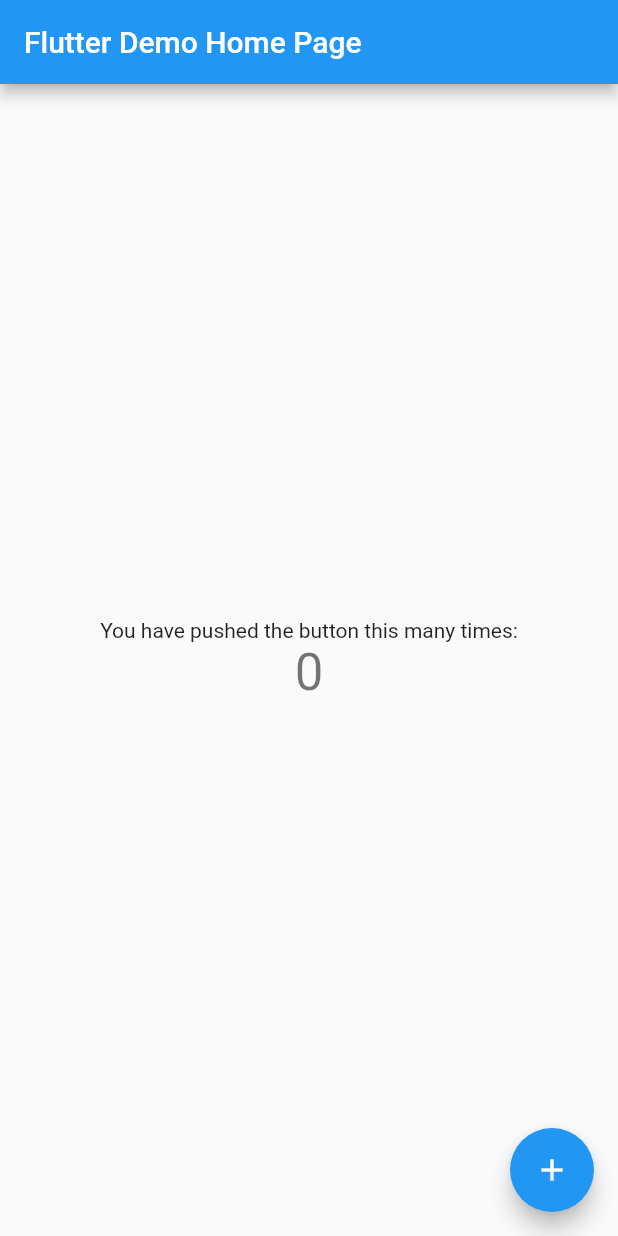
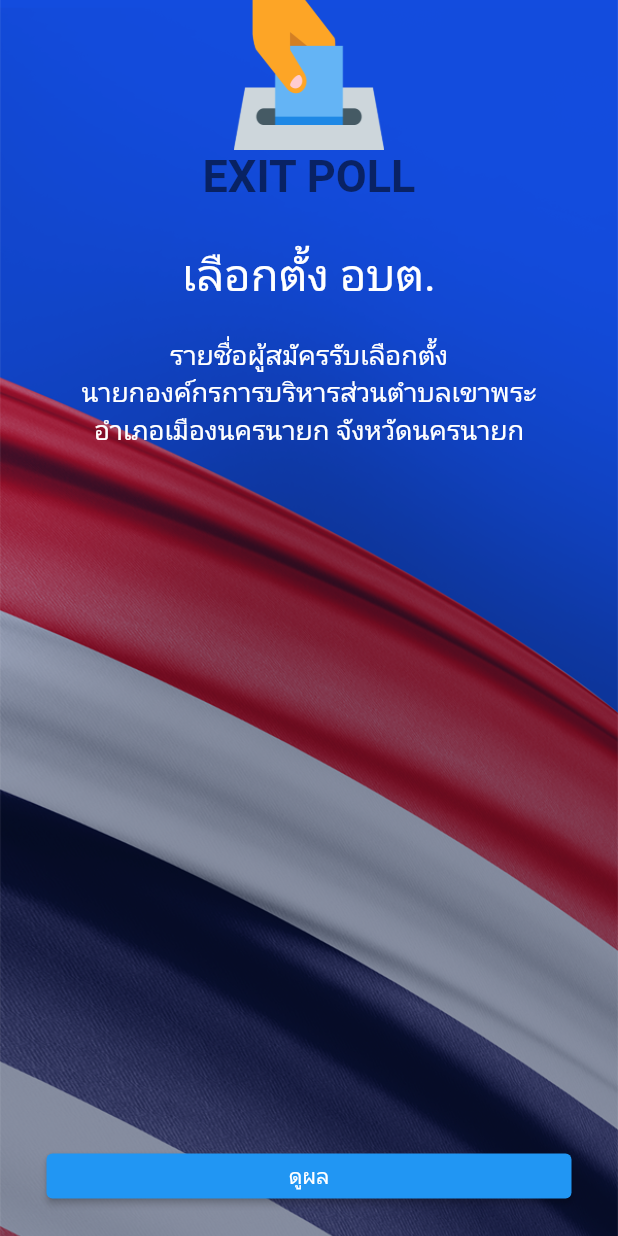
Before and after one commit to VenusQ/election_exit_poll_07610479, a Flutter app: the screen it shows after launch, on a phone screen of 412 x 824 dp. Run offline on Flutter 3.47's test engine with Material 2 defaults, Android fonts, the phone set to English and light mode, and no system bars.

Commit message:
final test

```diff
--- a/lib/main.dart
+++ b/lib/main.dart
@@ -1,36 +1,52 @@
 import 'package:flutter/material.dart';
 
+import 'pages/mainpage.dart';
+
 void main() {
-  runApp(const MyApp());
+  runApp(MyApp());
 }
 
 class MyApp extends StatelessWidget {
-  const MyApp({Key? key}) : super(key: key);
-
   // This widget is the root of your application.
   @override
   Widget build(BuildContext context) {
     return MaterialApp(
       title: 'Flutter Demo',
       theme: ThemeData(
-        // This is the theme of your application.
-        //
-        // Try running your application with "flutter run". You'll see the
-        // application has a blue toolbar. Then, without quitting the app, try
-        // changing the primarySwatch below to Colors.green and then invoke
-        // "hot reload" (press "r" in the console where you ran "flutter run",
-        // or simply save your changes to "hot reload" in a Flutter IDE).
-        // Notice that the counter didn't reset back to zero; the application
-        // is not restarted.
         primarySwatch: Colors.blue,
+        textTheme: const TextTheme(
+          headline1: TextStyle(
+            fontSize: 30.0,
+            fontWeight: FontWeight.bold,
+          ),
+          headline6: TextStyle(
+            fontSize: 24.0,
+            fontWeight: FontWeight.bold,
+          ),
+          bodyText2: TextStyle(
+            fontSize: 18.0,
+          ),
+          headline4: TextStyle(
+              fontSize: 24.0,
+              color: Colors.white
+          ),
+          headline5: TextStyle(
+              fontSize: 16.0,
+              color: Colors.white
+          ),
+        ),
       ),
-      home: const MyHomePage(title: 'Flutter Demo Home Page'),
+      //home: LoginPage(),
+      routes: {
+        Mainpage.routeName : (context) => const Mainpage(),
+      },
+      initialRoute: Mainpage.routeName,
     );
   }
 }
 
 class MyHomePage extends StatefulWidget {
-  const MyHomePage({Key? key, required this.title}) : super(key: key);
+  MyHomePage({Key? key, required this.title}) : super(key: key);
 
   // This widget is the home page of your application. It is stateful, meaning
   // that it has a State object (defined below) that contains fields that affect
@@ -44,7 +60,7 @@ class MyHomePage extends StatefulWidget {
   final String title;
 
   @override
-  State<MyHomePage> createState() => _MyHomePageState();
+  _MyHomePageState createState() => _MyHomePageState();
 }
 
 class _MyHomePageState extends State<MyHomePage> {
@@ -95,7 +111,7 @@ class _MyHomePageState extends State<MyHomePage> {
           // horizontal).
           mainAxisAlignment: MainAxisAlignment.center,
           children: <Widget>[
-            const Text(
+            Text(
               'You have pushed the button this many times:',
             ),
             Text(
@@ -108,7 +124,7 @@ class _MyHomePageState extends State<MyHomePage> {
       floatingActionButton: FloatingActionButton(
         onPressed: _incrementCounter,
         tooltip: 'Increment',
-        child: const Icon(Icons.add),
+        child: Icon(Icons.add),
       ), // This trailing comma makes auto-formatting nicer for build methods.
     );
   }
--- a/lib/models/api_result.dart
+++ b/lib/models/api_result.dart
@@ -11,9 +11,9 @@ class ApiResult {
 
   factory ApiResult.fromJson(Map<String, dynamic> json) {
     return ApiResult(
-      status: json['status'],
-      message: json['message'],
-      data: json['data'],
+      status: json['ok'],
+      message: json['null'],
+      data: json[''],
     );
   }
 }
--- /dev/null
+++ b/lib/pages/mainpage.dart
@@ -0,0 +1,128 @@
+import 'package:flutter/material.dart';
+
+import 'resultpage.dart';
+class Mainpage extends StatefulWidget {
+  static const routeName = '/mainpage';
+
+  const Mainpage({Key? key}) : super(key: key);
+
+  @override
+  _MainPageState createState() => _MainPageState();
+}
+
+class _MainPageState extends State<Mainpage> {
+
+
+  @override
+  Widget build(BuildContext context) {
+    return Scaffold(
+      body: Container(
+        constraints: BoxConstraints.expand(),
+        decoration: BoxDecoration(
+         image: DecorationImage(
+           image: AssetImage('assets/images/bg.png'),
+           fit: BoxFit.cover,
+          ),
+        ),
+        child: SafeArea(
+          child: Column(
+            children: [
+              Expanded(
+                child: Column(
+                  mainAxisAlignment: MainAxisAlignment.start,
+                  children: [
+                    Column(
+                      mainAxisAlignment: MainAxisAlignment.spaceEvenly,
+                      children: [
+                        Image.asset('assets/images/vote_hand.png',
+                        width: 100,
+                          height: 100,
+                          fit: BoxFit.fill,
+                        ),
+                        /*Icon(
+                          Icons.lock_outline,
+                          size: 90.0,
+                          color: Theme.of(context).textTheme.headline1?.color,
+                        ),*/
+                        Text(
+                          'EXIT POLL',
+                          style: Theme.of(context).textTheme.headline1,
+                        ),
+                        SizedBox(height: 6.0),
+                        Text(
+                          '',
+                        ),
+                        Text(
+                          'เลือกตั้ง อบต.',
+                          style: TextStyle(fontSize: 30,
+                          color: Colors.white
+                          ),
+                        ),
+                        Text(
+                          '',
+                        ),
+                        Text(
+                          'รายชื่อผู้สมัครรับเลือกตั้ง',
+                          style: TextStyle(color: Colors.white),
+                        ),
+                        Text(
+                          'นายกองค์กรการบริหารส่วนตำบลเขาพระ',
+                          style: TextStyle(color: Colors.white),
+                        ),
+                        Text(
+                          'อำเภอเมืองนครนายก จังหวัดนครนายก',
+                          style: TextStyle(color: Colors.white),
+                        ),
+                      ],
+                    ),
+                    /*Row(
+                      mainAxisAlignment: MainAxisAlignment.center,
+                      children: [
+                        for (var i = 0; i < input.length; i++)
+                          Container(
+                            margin: EdgeInsets.all(4.0),
+                            width: 24.0,
+                            height: 24.0,
+                            decoration: BoxDecoration(
+                                color: Theme.of(context).colorScheme.primary,
+                                shape: BoxShape.circle),
+                          ),
+                        for (var i = input.length; i < 6; i++)
+                          Container(
+                            margin: EdgeInsets.all(4.0),
+                            width: 24.0,
+                            height: 24.0,
+                            decoration: BoxDecoration(
+                              color: Theme.of(context)
+                                  .colorScheme
+                                  .primary
+                                  .withOpacity(0.2),
+                              shape: BoxShape.circle,
+                            ),
+                          ),
+                      ],
+                    )*/
+                  ],
+                ),
+              ),
+              _buildButton(),
+            ],
+          ),
+        ),
+      ),
+    );
+  }
+
+  Widget _buildButton() {
+    return Container(
+      padding: EdgeInsets.all(16.0),
+      child: ElevatedButton(
+        onPressed: () {},
+        child: Text('ดูผล'),
+        style: ElevatedButton.styleFrom(
+          minimumSize: Size(350.0,30.0),
+        ),
+      ),
+    );
+  }
+}
--- a/lib/services/api.dart
+++ b/lib/services/api.dart
@@ -4,7 +4,7 @@ import 'package:election_exit_poll_07610479/models/api_result.dart';
 import 'package:http/http.dart' as http;
 
 class Api {
-  static const BASE_URL = 'https://cpsu-test-api.herokuapp.com';
+  static const BASE_URL = 'https://cpsu-test-api.herokuapp.com/exit_poll';
 
   Future<dynamic> submit(
       String endPoint,
@@ -13,7 +13,7 @@ class Api {
     var url = Uri.parse('$BASE_URL/$endPoint');
     final response = await http.post(
       url,
-      headers: {'Content-Type': 'application/json'},
+      headers: {'Content-Type': 'application/json', 'id': '07610479'},
       body: json.encode(params),
     );
 
```
Also changed, not shown: lib/pages/resultpage.dart (added, +109 -0 lines), assets/images/bg.png (added), assets/images/vote_hand.png (added).
